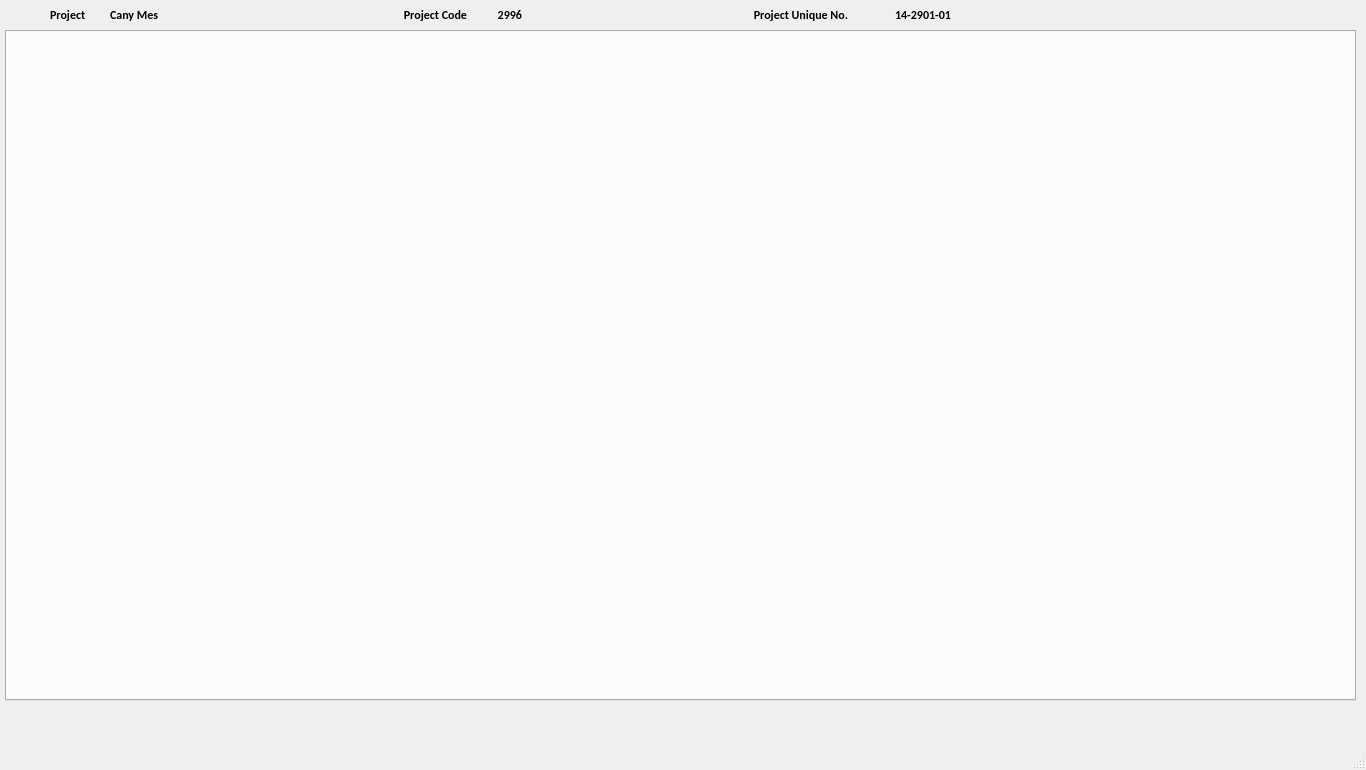
Qt form ui/main_window.ui (AliTavakoliNiya/GriinPower) before a commit.
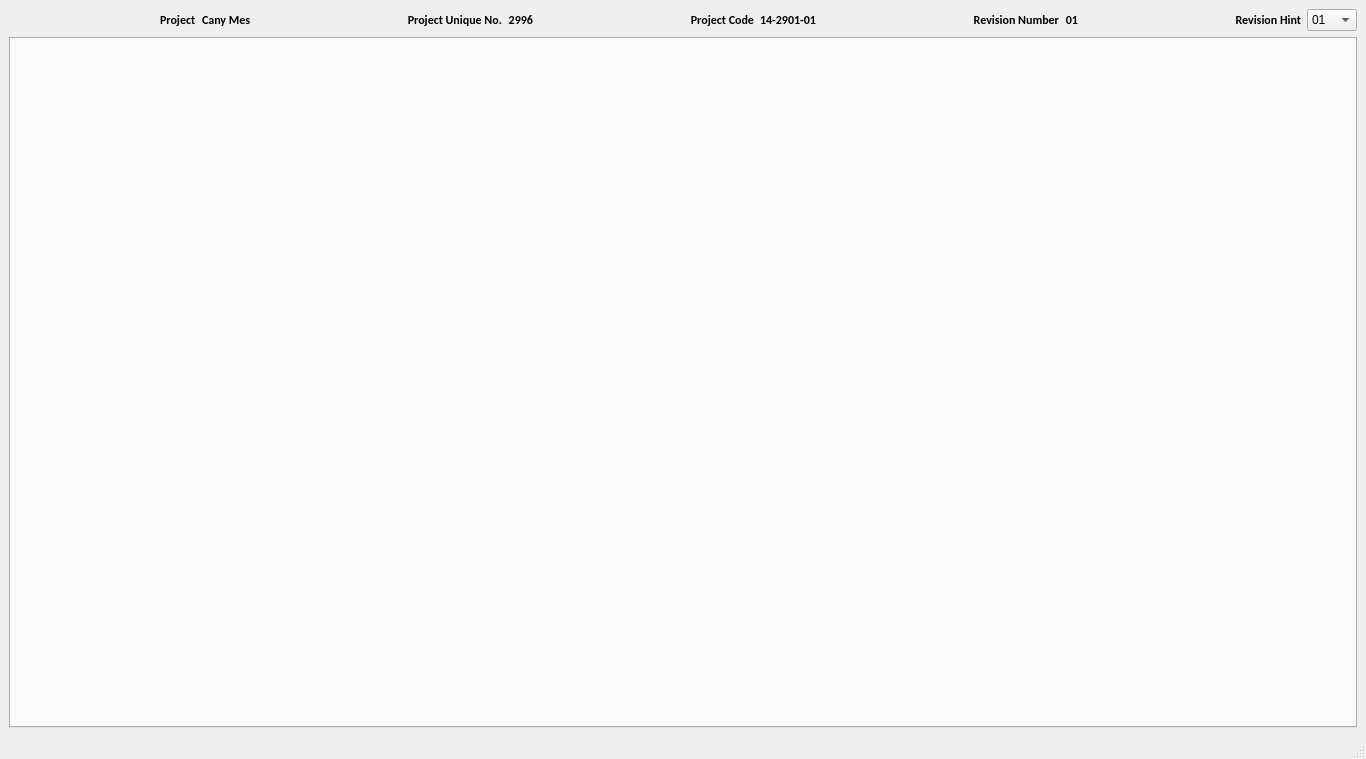
The same form after that commit.

```diff
--- a/ui/main_window.ui
+++ b/ui/main_window.ui
@@ -7,7 +7,7 @@
     <x>0</x>
     <y>0</y>
     <width>1366</width>
-    <height>770</height>
+    <height>759</height>
    </rect>
   </property>
   <property name="windowTitle">
@@ -17,205 +17,328 @@
    <string notr="true"/>
   </property>
   <widget class="QWidget" name="centralwidget">
-   <widget class="QTabWidget" name="tabWidget">
-    <property name="geometry">
-     <rect>
-      <x>5</x>
-      <y>30</y>
-      <width>1351</width>
-      <height>671</height>
-     </rect>
-    </property>
-    <property name="styleSheet">
-     <string notr="true"/>
-    </property>
-    <property name="tabPosition">
-     <enum>QTabWidget::West</enum>
-    </property>
-    <property name="tabShape">
-     <enum>QTabWidget::Rounded</enum>
-    </property>
-    <property name="currentIndex">
-     <number>-1</number>
-    </property>
-    <property name="elideMode">
-     <enum>Qt::ElideNone</enum>
-    </property>
-    <property name="documentMode">
-     <bool>false</bool>
-    </property>
-    <property name="tabsClosable">
-     <bool>false</bool>
-    </property>
-    <property name="movable">
-     <bool>true</bool>
-    </property>
-    <property name="tabBarAutoHide">
-     <bool>false</bool>
-    </property>
-   </widget>
-   <widget class="QLabel" name="p_no_label">
-    <property name="geometry">
-     <rect>
-      <x>381</x>
-      <y>5</y>
-      <width>86</width>
-      <height>20</height>
-     </rect>
-    </property>
-    <property name="font">
-     <font>
-      <family>Calibri</family>
-      <weight>75</weight>
-      <bold>true</bold>
-     </font>
-    </property>
-    <property name="layoutDirection">
-     <enum>Qt::RightToLeft</enum>
-    </property>
-    <property name="styleSheet">
-     <string notr="true"/>
-    </property>
-    <property name="text">
-     <string>Project Code</string>
-    </property>
-    <property name="alignment">
-     <set>Qt::AlignRight|Qt::AlignTrailing|Qt::AlignVCenter</set>
-    </property>
-   </widget>
-   <widget class="QLabel" name="project_title_label">
-    <property name="geometry">
-     <rect>
-      <x>110</x>
-      <y>5</y>
-      <width>141</width>
-      <height>20</height>
-     </rect>
-    </property>
-    <property name="font">
-     <font>
-      <family>Calibri</family>
-      <weight>75</weight>
-      <bold>true</bold>
-     </font>
-    </property>
-    <property name="styleSheet">
-     <string notr="true"/>
-    </property>
-    <property name="text">
-     <string>Cany Mes</string>
-    </property>
-   </widget>
-   <widget class="QLabel" name="project_no_label">
-    <property name="geometry">
-     <rect>
-      <x>471</x>
-      <y>5</y>
-      <width>51</width>
-      <height>20</height>
-     </rect>
-    </property>
-    <property name="font">
-     <font>
-      <family>Calibri</family>
-      <weight>75</weight>
-      <bold>true</bold>
-     </font>
-    </property>
-    <property name="layoutDirection">
-     <enum>Qt::RightToLeft</enum>
-    </property>
-    <property name="styleSheet">
-     <string notr="true"/>
-    </property>
-    <property name="text">
-     <string>2996</string>
-    </property>
-    <property name="alignment">
-     <set>Qt::AlignRight|Qt::AlignTrailing|Qt::AlignVCenter</set>
-    </property>
-   </widget>
-   <widget class="QLabel" name="project_label">
-    <property name="geometry">
-     <rect>
-      <x>50</x>
-      <y>5</y>
-      <width>50</width>
-      <height>20</height>
-     </rect>
-    </property>
-    <property name="font">
-     <font>
-      <family>Calibri</family>
-      <weight>75</weight>
-      <bold>true</bold>
-     </font>
-    </property>
-    <property name="styleSheet">
-     <string notr="true"/>
-    </property>
-    <property name="text">
-     <string>Project</string>
-    </property>
-   </widget>
-   <widget class="QLabel" name="p_no_label_2">
-    <property name="geometry">
-     <rect>
-      <x>730</x>
-      <y>5</y>
-      <width>118</width>
-      <height>20</height>
-     </rect>
-    </property>
-    <property name="font">
-     <font>
-      <family>Calibri</family>
-      <weight>75</weight>
-      <bold>true</bold>
-     </font>
-    </property>
-    <property name="layoutDirection">
-     <enum>Qt::RightToLeft</enum>
-    </property>
-    <property name="styleSheet">
-     <string notr="true"/>
-    </property>
-    <property name="text">
-     <string>Project Unique No.</string>
-    </property>
-    <property name="alignment">
-     <set>Qt::AlignRight|Qt::AlignTrailing|Qt::AlignVCenter</set>
-    </property>
-   </widget>
-   <widget class="QLabel" name="project_no_label_2">
-    <property name="geometry">
-     <rect>
-      <x>860</x>
-      <y>5</y>
-      <width>91</width>
-      <height>20</height>
-     </rect>
-    </property>
-    <property name="font">
-     <font>
-      <family>Calibri</family>
-      <weight>75</weight>
-      <bold>true</bold>
-     </font>
-    </property>
-    <property name="layoutDirection">
-     <enum>Qt::RightToLeft</enum>
-    </property>
-    <property name="styleSheet">
-     <string notr="true"/>
-    </property>
-    <property name="text">
-     <string>14-2901-01</string>
-    </property>
-    <property name="alignment">
-     <set>Qt::AlignRight|Qt::AlignTrailing|Qt::AlignVCenter</set>
-    </property>
-   </widget>
+   <layout class="QGridLayout" name="gridLayout">
+    <item row="3" column="0">
+     <layout class="QVBoxLayout" name="verticalLayout_2">
+      <item>
+       <layout class="QHBoxLayout" name="horizontalLayout">
+        <item>
+         <spacer name="horizontalSpacer">
+          <property name="orientation">
+           <enum>Qt::Horizontal</enum>
+          </property>
+          <property name="sizeHint" stdset="0">
+           <size>
+            <width>40</width>
+            <height>20</height>
+           </size>
+          </property>
+         </spacer>
+        </item>
+        <item>
+         <widget class="QLabel" name="project_label">
+          <property name="font">
+           <font>
+            <family>Calibri</family>
+            <weight>75</weight>
+            <bold>true</bold>
+           </font>
+          </property>
+          <property name="styleSheet">
+           <string notr="true"/>
+          </property>
+          <property name="text">
+           <string>Project</string>
+          </property>
+         </widget>
+        </item>
+        <item>
+         <widget class="QLabel" name="project_title_label">
+          <property name="font">
+           <font>
+            <family>Calibri</family>
+            <weight>75</weight>
+            <bold>true</bold>
+           </font>
+          </property>
+          <property name="styleSheet">
+           <string notr="true"/>
+          </property>
+          <property name="text">
+           <string>Cany Mes</string>
+          </property>
+         </widget>
+        </item>
+        <item>
+         <spacer name="horizontalSpacer_3">
+          <property name="orientation">
+           <enum>Qt::Horizontal</enum>
+          </property>
+          <property name="sizeHint" stdset="0">
+           <size>
+            <width>40</width>
+            <height>20</height>
+           </size>
+          </property>
+         </spacer>
+        </item>
+        <item>
+         <widget class="QLabel" name="p_no_label_2">
+          <property name="font">
+           <font>
+            <family>Calibri</family>
+            <weight>75</weight>
+            <bold>true</bold>
+           </font>
+          </property>
+          <property name="layoutDirection">
+           <enum>Qt::RightToLeft</enum>
+          </property>
+          <property name="styleSheet">
+           <string notr="true"/>
+          </property>
+          <property name="text">
+           <string>Project Unique No.</string>
+          </property>
+          <property name="alignment">
+           <set>Qt::AlignRight|Qt::AlignTrailing|Qt::AlignVCenter</set>
+          </property>
+         </widget>
+        </item>
+        <item>
+         <widget class="QLabel" name="project_no_label">
+          <property name="font">
+           <font>
+            <family>Calibri</family>
+            <weight>75</weight>
+            <bold>true</bold>
+           </font>
+          </property>
+          <property name="layoutDirection">
+           <enum>Qt::RightToLeft</enum>
+          </property>
+          <property name="styleSheet">
+           <string notr="true"/>
+          </property>
+          <property name="text">
+           <string>2996</string>
+          </property>
+          <property name="alignment">
+           <set>Qt::AlignRight|Qt::AlignTrailing|Qt::AlignVCenter</set>
+          </property>
+         </widget>
+        </item>
+        <item>
+         <spacer name="horizontalSpacer_4">
+          <property name="orientation">
+           <enum>Qt::Horizontal</enum>
+          </property>
+          <property name="sizeHint" stdset="0">
+           <size>
+            <width>40</width>
+            <height>20</height>
+           </size>
+          </property>
+         </spacer>
+        </item>
+        <item>
+         <widget class="QLabel" name="p_no_label">
+          <property name="font">
+           <font>
+            <family>Calibri</family>
+            <weight>75</weight>
+            <bold>true</bold>
+           </font>
+          </property>
+          <property name="layoutDirection">
+           <enum>Qt::RightToLeft</enum>
+          </property>
+          <property name="styleSheet">
+           <string notr="true"/>
+          </property>
+          <property name="text">
+           <string>Project Code</string>
+          </property>
+          <property name="alignment">
+           <set>Qt::AlignRight|Qt::AlignTrailing|Qt::AlignVCenter</set>
+          </property>
+         </widget>
+        </item>
+        <item>
+         <widget class="QLabel" name="project_no_label_2">
+          <property name="font">
+           <font>
+            <family>Calibri</family>
+            <weight>75</weight>
+            <bold>true</bold>
+           </font>
+          </property>
+          <property name="layoutDirection">
+           <enum>Qt::RightToLeft</enum>
+          </property>
+          <property name="styleSheet">
+           <string notr="true"/>
+          </property>
+          <property name="text">
+           <string>14-2901-01</string>
+          </property>
+          <property name="alignment">
+           <set>Qt::AlignRight|Qt::AlignTrailing|Qt::AlignVCenter</set>
+          </property>
+         </widget>
+        </item>
+        <item>
+         <spacer name="horizontalSpacer_5">
+          <property name="orientation">
+           <enum>Qt::Horizontal</enum>
+          </property>
+          <property name="sizeHint" stdset="0">
+           <size>
+            <width>40</width>
+            <height>20</height>
+           </size>
+          </property>
+         </spacer>
+        </item>
+        <item>
+         <widget class="QLabel" name="p_no_label_3">
+          <property name="font">
+           <font>
+            <family>Calibri</family>
+            <weight>75</weight>
+            <bold>true</bold>
+           </font>
+          </property>
+          <property name="layoutDirection">
+           <enum>Qt::RightToLeft</enum>
+          </property>
+          <property name="styleSheet">
+           <string notr="true"/>
+          </property>
+          <property name="text">
+           <string>Revision Number</string>
+          </property>
+          <property name="alignment">
+           <set>Qt::AlignRight|Qt::AlignTrailing|Qt::AlignVCenter</set>
+          </property>
+         </widget>
+        </item>
+        <item>
+         <widget class="QLabel" name="project_no_label_3">
+          <property name="font">
+           <font>
+            <family>Calibri</family>
+            <weight>75</weight>
+            <bold>true</bold>
+           </font>
+          </property>
+          <property name="layoutDirection">
+           <enum>Qt::RightToLeft</enum>
+          </property>
+          <property name="styleSheet">
+           <string notr="true"/>
+          </property>
+          <property name="text">
+           <string>01</string>
+          </property>
+          <property name="alignment">
+           <set>Qt::AlignRight|Qt::AlignTrailing|Qt::AlignVCenter</set>
+          </property>
+         </widget>
+        </item>
+        <item>
+         <spacer name="horizontalSpacer_2">
+          <property name="orientation">
+           <enum>Qt::Horizontal</enum>
+          </property>
+          <property name="sizeHint" stdset="0">
+           <size>
+            <width>40</width>
+            <height>20</height>
+           </size>
+          </property>
+         </spacer>
+        </item>
+        <item>
+         <widget class="QLabel" name="p_no_label_4">
+          <property name="font">
+           <font>
+            <family>Calibri</family>
+            <weight>75</weight>
+            <bold>true</bold>
+           </font>
+          </property>
+          <property name="layoutDirection">
+           <enum>Qt::RightToLeft</enum>
+          </property>
+          <property name="styleSheet">
+           <string notr="true"/>
+          </property>
+          <property name="text">
+           <string>Revision Hint</string>
+          </property>
+          <property name="alignment">
+           <set>Qt::AlignRight|Qt::AlignTrailing|Qt::AlignVCenter</set>
+          </property>
+         </widget>
+        </item>
+        <item>
+         <widget class="QComboBox" name="comboBox">
+          <property name="minimumSize">
+           <size>
+            <width>50</width>
+            <height>0</height>
+           </size>
+          </property>
+          <property name="maximumSize">
+           <size>
+            <width>50</width>
+            <height>16777215</height>
+           </size>
+          </property>
+          <item>
+           <property name="text">
+            <string>01</string>
+           </property>
+          </item>
+         </widget>
+        </item>
+       </layout>
+      </item>
+      <item>
+       <widget class="QTabWidget" name="tabWidget">
+        <property name="styleSheet">
+         <string notr="true"/>
+        </property>
+        <property name="tabPosition">
+         <enum>QTabWidget::West</enum>
+        </property>
+        <property name="tabShape">
+         <enum>QTabWidget::Rounded</enum>
+        </property>
+        <property name="currentIndex">
+         <number>-1</number>
+        </property>
+        <property name="elideMode">
+         <enum>Qt::ElideNone</enum>
+        </property>
+        <property name="documentMode">
+         <bool>false</bool>
+        </property>
+        <property name="tabsClosable">
+         <bool>false</bool>
+        </property>
+        <property name="movable">
+         <bool>true</bool>
+        </property>
+        <property name="tabBarAutoHide">
+         <bool>false</bool>
+        </property>
+       </widget>
+      </item>
+     </layout>
+    </item>
+   </layout>
   </widget>
   <widget class="QMenuBar" name="menubar">
    <property name="geometry">
```
